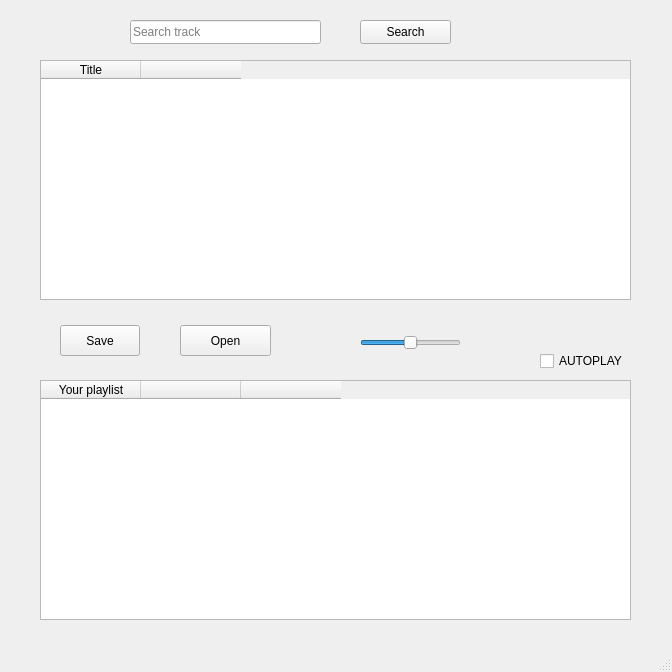
Above: mainwindow.ui from enzonakamura/spotify-playlist before the change. Below: the same form after it.
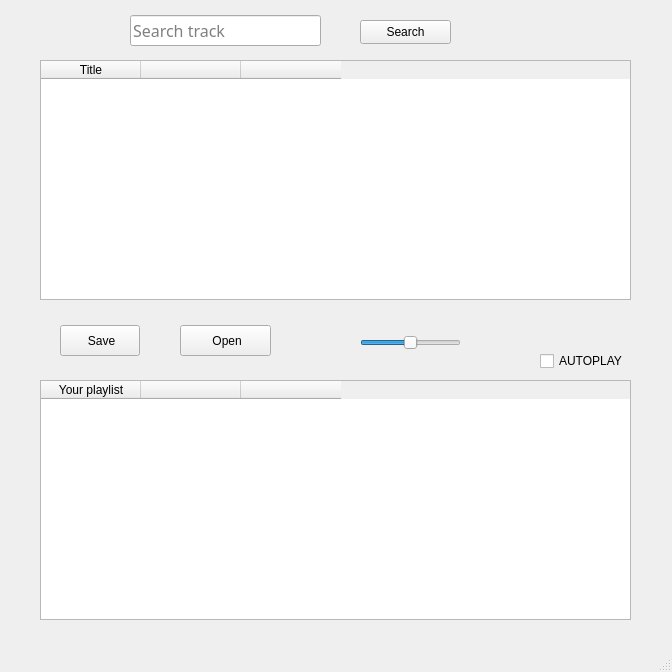
That is the form after the change.

Commit message: ADD: Play tracks on search table

```diff
--- a/mainwindow.ui
+++ b/mainwindow.ui
@@ -48,6 +48,9 @@
     <property name="showGrid">
      <bool>false</bool>
     </property>
+    <property name="columnCount">
+     <number>3</number>
+    </property>
     <column>
      <property name="text">
       <string>Title</string>
@@ -58,6 +61,11 @@
       <string/>
      </property>
     </column>
+    <column>
+     <property name="text">
+      <string/>
+     </property>
+    </column>
    </widget>
    <widget class="QTableWidget" name="tableWidget_2">
     <property name="geometry">
@@ -97,7 +105,7 @@
      <string>Load a playlist</string>
     </property>
     <property name="text">
-     <string>Open</string>
+     <string> Open</string>
     </property>
    </widget>
    <widget class="QPushButton" name="saveButton">
@@ -113,7 +121,7 @@
      <string>Save current playlist</string>
     </property>
     <property name="text">
-     <string>Save</string>
+     <string> Save</string>
     </property>
    </widget>
    <widget class="QCheckBox" name="autoplay">
@@ -165,11 +173,17 @@
     <property name="geometry">
      <rect>
       <x>130</x>
-      <y>20</y>
+      <y>15</y>
       <width>191</width>
-      <height>24</height>
+      <height>31</height>
      </rect>
     </property>
+    <property name="font">
+     <font>
+      <family>KacstPen</family>
+      <pointsize>12</pointsize>
+     </font>
+    </property>
     <property name="placeholderText">
      <string>Search track</string>
     </property>
```
Left out of the diff: 4 changed lines with no effect on the pictures. The commit also changes 2 other files.
